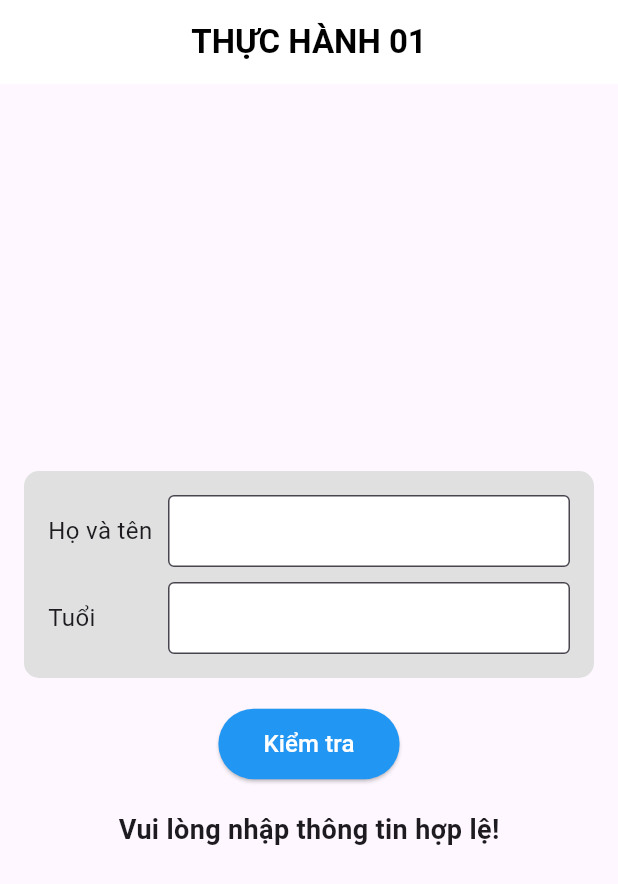
After one commit to vanhieu251206/MobileApp, a Flutter app: the AgeCheckerScreen screen opened directly, after a tap on "Kiểm tra", on a phone screen of 412 x 824 dp. The commit adds this screen. Shown: the top 884 px of the screen. Run offline on Flutter 3.47's test engine with Material 3 defaults, Android fonts, the phone set to English and light mode, and no system bars; network calls fail.

Commit message:
Hoàn thành bài Thực hành 1

```diff
--- a/lib/main.dart
+++ b/lib/main.dart
@@ -1,4 +1,5 @@
 import 'package:flutter/material.dart';
+import 'thuchanh1.dart';
 
 void main() {
   runApp(const MyApp());
@@ -17,6 +18,8 @@ class MyApp extends StatelessWidget {
 }
 
 class ProfileScreen extends StatelessWidget {
+  const ProfileScreen({super.key});
+
   @override
   Widget build(BuildContext context) {
     return Scaffold(
--- /dev/null
+++ b/lib/thuchanh1.dart
@@ -0,0 +1,137 @@
+import 'package:flutter/material.dart';
+
+void main() {
+  runApp(const MyApp());
+}
+
+class MyApp extends StatelessWidget {
+  const MyApp({super.key});
+
+  @override
+  Widget build(BuildContext context) {
+    return MaterialApp(
+      debugShowCheckedModeBanner: false,
+      home: AgeCheckerScreen(),
+    );
+  }
+}
+
+class AgeCheckerScreen extends StatefulWidget {
+  const AgeCheckerScreen({super.key});
+
+  @override
+  AgeCheckerScreenState createState() => AgeCheckerScreenState();
+}
+
+class AgeCheckerScreenState extends State<AgeCheckerScreen> {
+  final TextEditingController _nameController = TextEditingController();
+  final TextEditingController _ageController = TextEditingController();
+  String _result = "";
+
+  void _checkAge() {
+    String name = _nameController.text;
+    int? age = int.tryParse(_ageController.text);
+
+    if (name.isEmpty || age == null) {
+      setState(() {
+        _result = "Vui lòng nhập thông tin hợp lệ!";
+      });
+      return;
+    }
+
+    String category;
+    if (age > 65) {
+      category = "Người già";
+    } else if (age >= 6) {
+      category = "Người lớn";
+    } else if (age >= 2) {
+      category = "Trẻ em";
+    } else {
+      category = "Em bé";
+    }
+
+    setState(() {
+      _result = "$name thuộc nhóm: $category";
+    });
+  }
+
+  @override
+  Widget build(BuildContext context) {
+    return Scaffold(
+      appBar: AppBar(
+        backgroundColor: Colors.white,
+        elevation: 0,
+        title: const Text(
+          "THỰC HÀNH 01",
+          style: TextStyle(
+            color: Colors.black,
+            fontSize: 22,
+            fontWeight: FontWeight.bold,
+          ),
+        ),
+        centerTitle: true,
+      ),
+      body: Center(
+        child: Padding(
+          padding: const EdgeInsets.all(16.0),
+          child: Column(
+            mainAxisAlignment: MainAxisAlignment.center,
+            children: [
+              Container(
+                padding: const EdgeInsets.all(16),
+                decoration: BoxDecoration(
+                  color: Colors.grey[300],
+                  borderRadius: BorderRadius.circular(10),
+                ),
+                child: Column(
+                  children: [
+                    _buildInputField("Họ và tên", _nameController),
+                    const SizedBox(height: 10),
+                    _buildInputField("Tuổi", _ageController, isNumber: true),
+                  ],
+                ),
+              ),
+              const SizedBox(height: 20),
+              ElevatedButton(
+                onPressed: _checkAge,
+                style: ElevatedButton.styleFrom(
+                  backgroundColor: Colors.blue,
+                  padding: const EdgeInsets.symmetric(horizontal: 30, vertical: 12),
+                ),
+                child: const Text("Kiểm tra", style: TextStyle(fontSize: 16, color: Colors.white)),
+              ),
+              const SizedBox(height: 20),
+              Text(
+                _result,
+                style: const TextStyle(fontSize: 18, fontWeight: FontWeight.bold),
+              ),
+            ],
+          ),
+        ),
+      ),
+    );
+  }
+
+  Widget _buildInputField(String label, TextEditingController controller, {bool isNumber = false}) {
+    return Row(
+      children: [
+        SizedBox(
+          width: 80,
+          child: Text(label, style: const TextStyle(fontSize: 16)),
+        ),
+        Expanded(
+          child: TextField(
+            controller: controller,
+            keyboardType: isNumber ? TextInputType.number : TextInputType.text,
+            decoration: const InputDecoration(
+              filled: true,
+              fillColor: Colors.white,
+              border: OutlineInputBorder(),
+              contentPadding: EdgeInsets.symmetric(horizontal: 10),
+            ),
+          ),
+        ),
+      ],
+    );
+  }
+}
```
